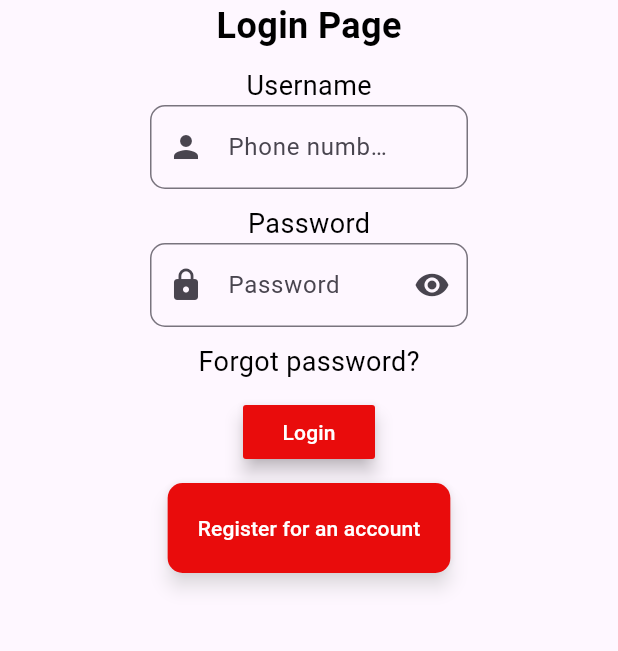
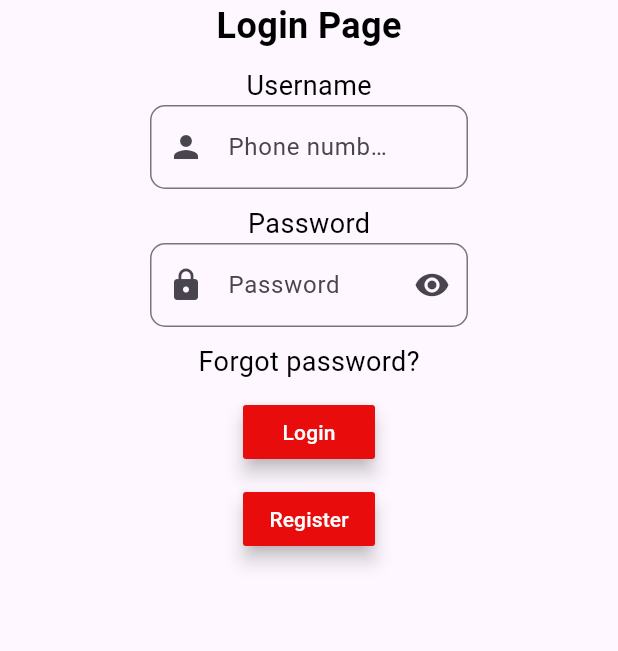
Before and after one commit to eiidoubleyuwes/you-make-my-heart-flutter, a Flutter app: the screen it shows after launch, on a phone screen of 412 x 824 dp, the part 534-1185 px from its top. Run offline on Flutter 3.47's test engine with Material 3 defaults, Android fonts, the phone set to English and light mode, and no system bars; our stand-ins replace get.

Commit message:
Feat:Code consistency fixes
I forgot to fix one button to the new controller method

Also added back button

```diff
--- a/lib/pages/login.dart
+++ b/lib/pages/login.dart
@@ -103,23 +103,34 @@ class Login extends StatelessWidget {
                 ),
 
                 //Button to navigate to the registration page
-                ElevatedButton(
-                  style: ElevatedButton.styleFrom(
-                    backgroundColor: primaryColor,
-                    foregroundColor: appWhiteColor,
-                    disabledForegroundColor: appWhiteColor,
-                    elevation: 5.0,
-                    shadowColor: appWhiteColor,
-                    padding: EdgeInsets.all(20.0),
-                    shape: RoundedRectangleBorder(
-                      borderRadius: BorderRadius.circular(10.0),
-                    ),
-                  ),
-                  onPressed: () {
-                    Navigator.push(context, MaterialPageRoute(builder: (context) => RegistrationPage()));
-                  },
-                  child: Text('Register for an account'),
+                MaterialButton(
+                  onPressed: () => Get.toNamed(
+                      "/registration"), //The route is called using an anonymous function
+                  child: Text('Register'),
+                  color: primaryColor,
+                  textColor: appWhiteColor,
+                  elevation: 5.0,
                 ),
+                SizedBox(
+                  height: 10.0,
+                ),
+                // ElevatedButton(
+                //   style: ElevatedButton.styleFrom(
+                //     backgroundColor: primaryColor,
+                //     foregroundColor: appWhiteColor,
+                //     disabledForegroundColor: appWhiteColor,
+                //     elevation: 5.0,
+                //     shadowColor: appWhiteColor,
+                //     padding: EdgeInsets.all(20.0),
+                //     shape: RoundedRectangleBorder(
+                //       borderRadius: BorderRadius.circular(10.0),
+                //     ),
+                //   ),
+                //   onPressed: () {
+                //     Navigator.push(context, MaterialPageRoute(builder: (context) => RegistrationPage()));
+                //   },
+                //   child: Text('Register for an account'),
+                // ),
               ],
             ),
           ),
```
